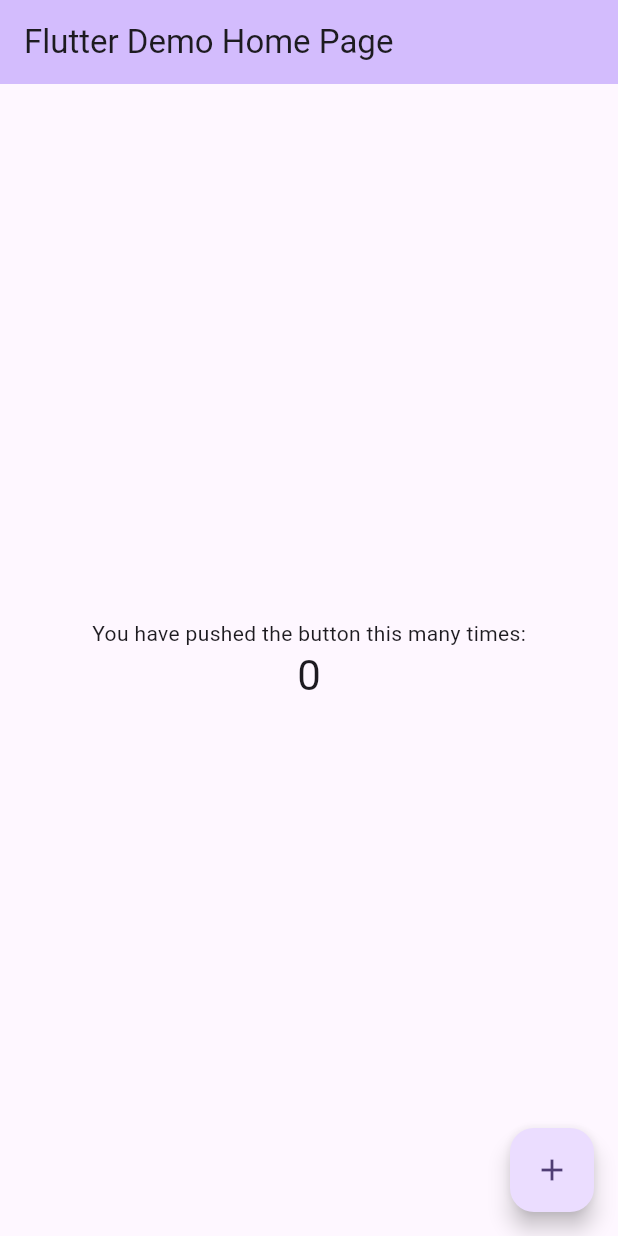
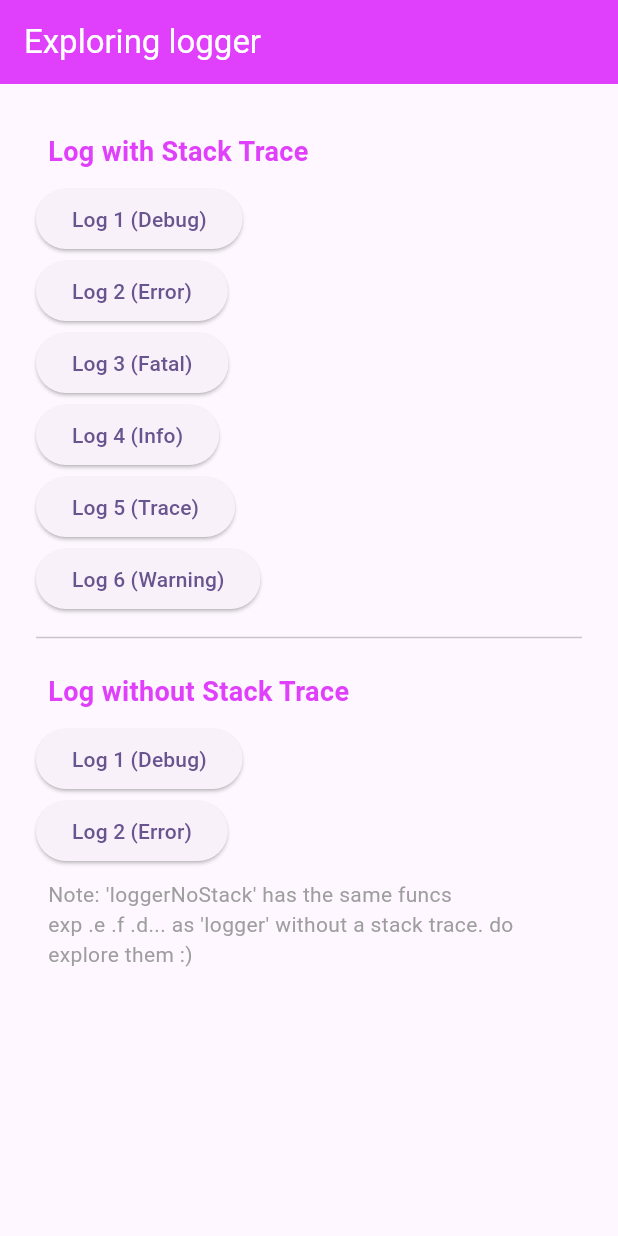
Before and after one commit to Sayyam1244/exploring-flutter, a Flutter app: the screen it shows after launch, on a phone screen of 412 x 824 dp. Run offline on Flutter 3.47's test engine with Material 2 defaults, Android fonts, the light colour scheme and no system bars; our stand-ins replace logger.

Commit message:
logger done

```diff
--- /dev/null
+++ b/lib/logger/exploring_fancy_logger.dart
@@ -0,0 +1,117 @@
+import 'package:flutter/material.dart';
+import 'package:logger/logger.dart';
+
+class ExploringLogger extends StatefulWidget {
+  const ExploringLogger({Key? key}) : super(key: key);
+
+  @override
+  State<ExploringLogger> createState() => _ExploringLoggerState();
+}
+
+class _ExploringLoggerState extends State<ExploringLogger> {
+  var logger = Logger(
+    printer: PrettyPrinter(),
+  );
+
+  var loggerNoStack = Logger(
+    printer: PrettyPrinter(methodCount: 0),
+  );
+
+  @override
+  Widget build(BuildContext context) {
+    return Scaffold(
+      appBar: AppBar(
+        title: const Text(
+          'Exploring logger',
+          style: TextStyle(color: Colors.white),
+        ),
+        backgroundColor: Colors.purpleAccent,
+      ),
+      body: Padding(
+        padding: const EdgeInsets.all(24.0),
+        child: ListView(
+          children: [
+            // Section for log with stack trace
+            _buildLogSection(
+              title: 'Log with Stack Trace',
+              buttons: [
+                _buildLogButton('Log 1 (Debug)', () {
+                  logger.d('stack trace log 1', stackTrace: StackTrace.current);
+                }),
+                _buildLogButton('Log 2 (Error)', () {
+                  logger.e('stack trace log 2', stackTrace: StackTrace.current);
+                }),
+                _buildLogButton('Log 3 (Fatal)', () {
+                  logger.f('stack trace log 3', stackTrace: StackTrace.current);
+                }),
+                _buildLogButton('Log 4 (Info)', () {
+                  logger.i('stack trace log 4', stackTrace: StackTrace.current);
+                }),
+                _buildLogButton('Log 5 (Trace)', () {
+                  logger.t('stack trace log 5', stackTrace: StackTrace.current, error: const Text('here!'));
+                }),
+                _buildLogButton('Log 6 (Warning)', () {
+                  logger.w('stack trace log 6', stackTrace: StackTrace.current);
+                }),
+              ],
+            ),
+
+            const Divider(
+              height: 30,
+            ),
+
+            // Section for log without stack trace
+            _buildLogSection(
+              title: 'Log without Stack Trace',
+              buttons: [
+                _buildLogButton('Log 1 (Debug)', () {
+                  loggerNoStack.d('Simple log 1 (Debug)');
+                }),
+                _buildLogButton('Log 2 (Error)', () {
+                  loggerNoStack.e('Simple log 2 (Error)');
+                }),
+              ],
+            ),
+            const Padding(
+              padding: EdgeInsets.all(8.0),
+              child: Text(
+                "Note: 'loggerNoStack' has the same funcs exp .e .f .d... as 'logger' without a stack trace. do explore them :)",
+                style: TextStyle(color: Colors.grey),
+              ),
+            ),
+          ],
+        ),
+      ),
+    );
+  }
+
+  Widget _buildLogSection({required String title, required List<Widget> buttons}) {
+    return Column(
+      crossAxisAlignment: CrossAxisAlignment.start,
+      children: [
+        Padding(
+          padding: const EdgeInsets.all(8.0),
+          child: Text(
+            title,
+            style: const TextStyle(
+              color: Colors.purpleAccent,
+              fontWeight: FontWeight.bold,
+              fontSize: 18,
+            ),
+          ),
+        ),
+        Column(
+          crossAxisAlignment: CrossAxisAlignment.start,
+          children: buttons,
+        ),
+      ],
+    );
+  }
+
+  Widget _buildLogButton(String label, VoidCallback onPressed) {
+    return ElevatedButton(
+      onPressed: onPressed,
+      child: Text(label),
+    );
+  }
+}
--- a/lib/main.dart
+++ b/lib/main.dart
@@ -1,3 +1,4 @@
+import 'package:exploring_flutter/logger/exploring_fancy_logger.dart';
 import 'package:flutter/material.dart';
 
 void main() {
@@ -7,119 +8,14 @@ void main() {
 class MyApp extends StatelessWidget {
   const MyApp({super.key});
 
-  // This widget is the root of your application.
   @override
   Widget build(BuildContext context) {
     return MaterialApp(
-      title: 'Flutter Demo',
       theme: ThemeData(
-        // This is the theme of your application.
-        //
-        // TRY THIS: Try running your application with "flutter run". You'll see
-        // the application has a blue toolbar. Then, without quitting the app,
-        // try changing the seedColor in the colorScheme below to Colors.green
-        // and then invoke "hot reload" (save your changes or press the "hot
-        // reload" button in a Flutter-supported IDE, or press "r" if you used
-        // the command line to start the app).
-        //
-        // Notice that the counter didn't reset back to zero; the application
-        // state is not lost during the reload. To reset the state, use hot
-        // restart instead.
-        //
-        // This works for code too, not just values: Most code changes can be
-        // tested with just a hot reload.
         colorScheme: ColorScheme.fromSeed(seedColor: Colors.deepPurple),
         useMaterial3: true,
       ),
-      home: const MyHomePage(title: 'Flutter Demo Home Page'),
+      home: const ExploringLogger()
     );
   }
 }
-
-class MyHomePage extends StatefulWidget {
-  const MyHomePage({super.key, required this.title});
-
-  // This widget is the home page of your application. It is stateful, meaning
-  // that it has a State object (defined below) that contains fields that affect
-  // how it looks.
-
-  // This class is the configuration for the state. It holds the values (in this
-  // case the title) provided by the parent (in this case the App widget) and
-  // used by the build method of the State. Fields in a Widget subclass are
-  // always marked "final".
-
-  final String title;
-
-  @override
-  State<MyHomePage> createState() => _MyHomePageState();
-}
-
-class _MyHomePageState extends State<MyHomePage> {
-  int _counter = 0;
-
-  void _incrementCounter() {
-    setState(() {
-      // This call to setState tells the Flutter framework that something has
-      // changed in this State, which causes it to rerun the build method below
-      // so that the display can reflect the updated values. If we changed
-      // _counter without calling setState(), then the build method would not be
-      // called again, and so nothing would appear to happen.
-      _counter++;
-    });
-  }
-
-  @override
-  Widget build(BuildContext context) {
-    // This method is rerun every time setState is called, for instance as done
-    // by the _incrementCounter method above.
-    //
-    // The Flutter framework has been optimized to make rerunning build methods
-    // fast, so that you can just rebuild anything that needs updating rather
-    // than having to individually change instances of widgets.
-    return Scaffold(
-      appBar: AppBar(
-        // TRY THIS: Try changing the color here to a specific color (to
-        // Colors.amber, perhaps?) and trigger a hot reload to see the AppBar
-        // change color while the other colors stay the same.
-        backgroundColor: Theme.of(context).colorScheme.inversePrimary,
-        // Here we take the value from the MyHomePage object that was created by
-        // the App.build method, and use it to set our appbar title.
-        title: Text(widget.title),
-      ),
-      body: Center(
-        // Center is a layout widget. It takes a single child and positions it
-        // in the middle of the parent.
-        child: Column(
-          // Column is also a layout widget. It takes a list of children and
-          // arranges them vertically. By default, it sizes itself to fit its
-          // children horizontally, and tries to be as tall as its parent.
-          //
-          // Column has various properties to control how it sizes itself and
-          // how it positions its children. Here we use mainAxisAlignment to
-          // center the children vertically; the main axis here is the vertical
-          // axis because Columns are vertical (the cross axis would be
-          // horizontal).
-          //
-          // TRY THIS: Invoke "debug painting" (choose the "Toggle Debug Paint"
-          // action in the IDE, or press "p" in the console), to see the
-          // wireframe for each widget.
-          mainAxisAlignment: MainAxisAlignment.center,
-          children: <Widget>[
-            const Text(
-              'You have pushed the button this many times:',
-            ),
-            Text(
-              '$_counter',
-              style: Theme.of(context).textTheme.headlineMedium,
-            ),
-          ],
-        ),
-      ),
-      floatingActionButton: FloatingActionButton(
-        onPressed: _incrementCounter,
-        tooltip: 'Increment',
-        child: const Icon(Icons.add),
-      ), // This trailing comma makes auto-formatting nicer for build methods.
-    );
-  }
-}
--- a/pubspec.yaml
+++ b/pubspec.yaml
@@ -35,6 +35,7 @@ dependencies:
   # The following adds the Cupertino Icons font to your application.
   # Use with the CupertinoIcons class for iOS style icons.
   cupertino_icons: ^1.0.2
+  logger: ^2.0.2
 
 dev_dependencies:
   flutter_test:
```
Also changed, not shown: pubspec.lock.
